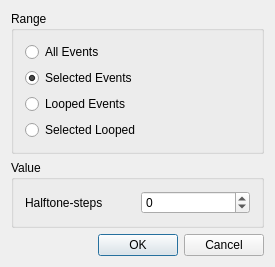
Above: muse2/muse/widgets/function_dialogs/transposebase.ui from emrum/muse before the change. Below: the same form after it.
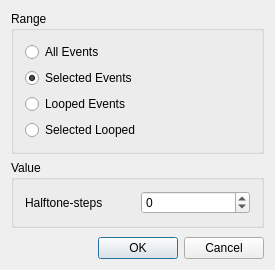
That is the form after the change.

Commit message: added spacers to function dialogs

The edit to the form file:
```diff
--- a/muse2/muse/widgets/function_dialogs/transposebase.ui
+++ b/muse2/muse/widgets/function_dialogs/transposebase.ui
@@ -7,7 +7,7 @@
     <x>0</x>
     <y>0</y>
     <width>275</width>
-    <height>264</height>
+    <height>270</height>
    </rect>
   </property>
   <property name="windowTitle">
@@ -119,6 +119,19 @@
      </layout>
     </widget>
    </item>
+   <item>
+    <spacer name="verticalSpacer">
+     <property name="orientation">
+      <enum>Qt::Vertical</enum>
+     </property>
+     <property name="sizeHint" stdset="0">
+      <size>
+       <width>20</width>
+       <height>40</height>
+      </size>
+     </property>
+    </spacer>
+   </item>
    <item>
     <layout class="QHBoxLayout" name="horizontalLayout">
      <property name="spacing">
```
The commit also changes 10 other files.
